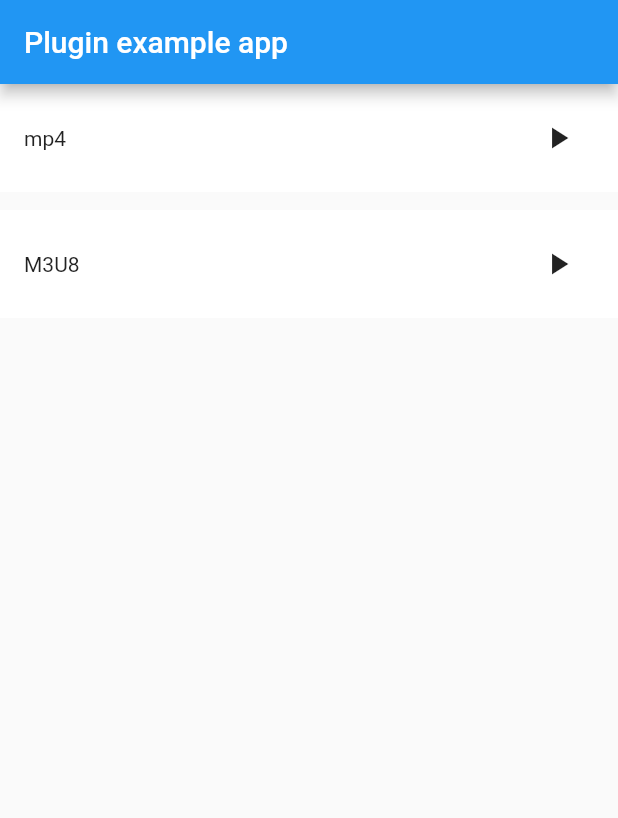
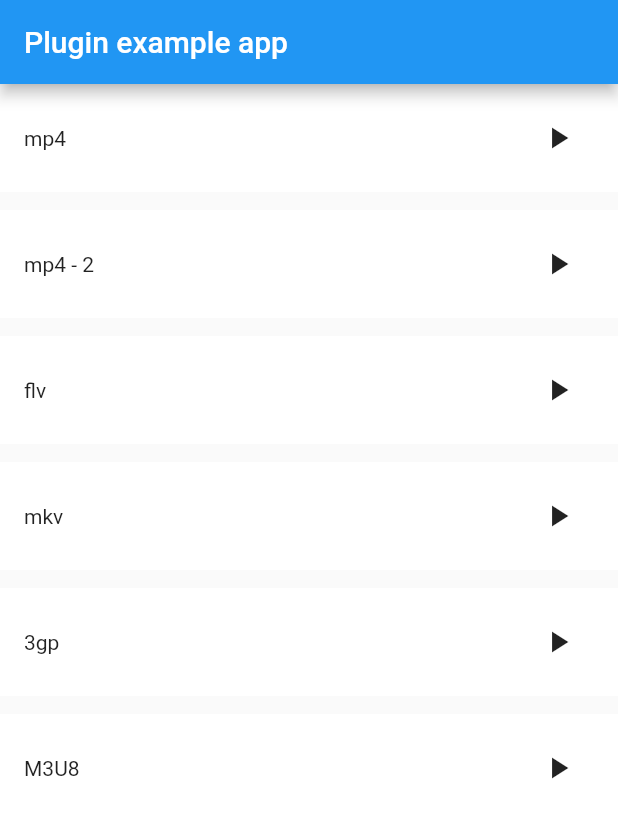
Before and after one commit to dolphinxx/video_cache_server, a Flutter app: the screen it shows after launch, on a phone screen of 412 x 824 dp. Shown: the top 818 px of the screen. Run offline on Flutter 3.47's test engine with Material 2 defaults, Android fonts, the phone set to English and light mode, and no system bars; our stand-ins replace video_player; missing offline and left inert: fijkplayer.

Commit message:
change sample videos' url

```diff
--- a/example/lib/main.dart
+++ b/example/lib/main.dart
@@ -21,7 +21,23 @@ class _MyAppState extends State<MyApp> {
     data = [
       {
         'name': 'mp4',
-        'url': 'https://gss3.baidu.com/6LZ0ej3k1Qd3ote6lo7D0j9wehsv/tieba-smallvideo/3_4fc40e51b9b1feaf5bd9a02f935405e4.mp4',
+        'url': 'https://www.sample-videos.com/video123/mp4/240/big_buck_bunny_240p_30mb.mp4',
+      },
+      {
+        'name': 'mp4 - 2',
+        'url': 'http://vfx.mtime.cn/Video/2019/03/13/mp4/190313094901111138.mp4',
+      },
+      {
+        'name': 'flv',
+        'url': 'https://www.sample-videos.com/video123/flv/240/big_buck_bunny_240p_30mb.flv',
+      },
+      {
+        'name': 'mkv',
+        'url': 'https://www.sample-videos.com/video123/mkv/240/big_buck_bunny_240p_30mb.mkv',
+      },
+      {
+        'name': '3gp',
+        'url': 'https://www.sample-videos.com/video123/3gp/240/big_buck_bunny_240p_30mb.3gp',
       },
       {
         'name': 'M3U8',
```
